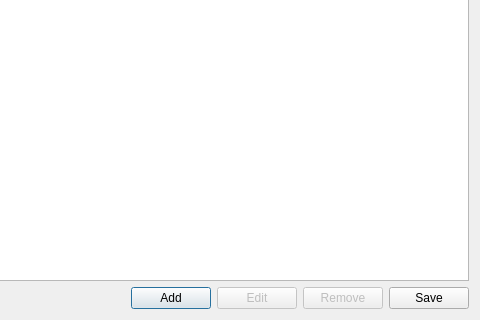
Qt form Dialog/PatchManagerDialog.ui (wario-land/WL4Editor) before a commit; both pictures show x 495 to 975 and y 330 to 650 of the 975 by 650 pixel window.
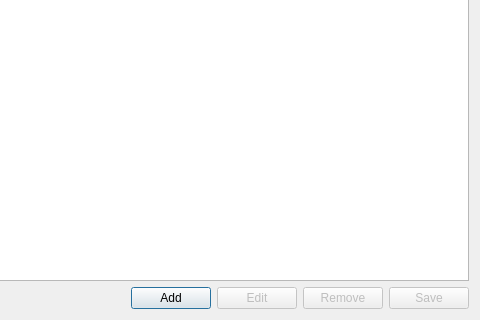
The same form after that commit. Custom widgets are drawn as their Qt base class.

Patch:
```diff
--- a/Dialog/PatchManagerDialog.ui
+++ b/Dialog/PatchManagerDialog.ui
@@ -72,7 +72,7 @@
      <item>
       <widget class="QPushButton" name="savePatchButton">
        <property name="enabled">
-        <bool>true</bool>
+        <bool>false</bool>
        </property>
        <property name="text">
         <string>Save</string>
```
